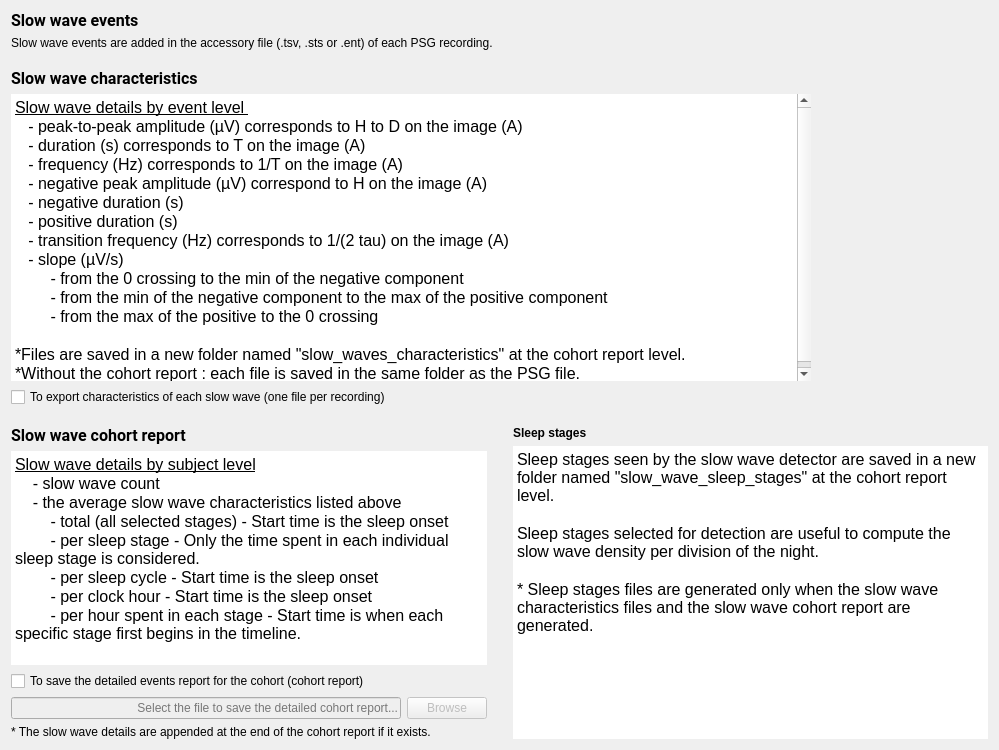
SnoozToolbox/snooz-package-ceams, file tools/CEAMSTools/SlowWaveDetection/SSWDSaveFiles/Ui_SSWDSaveFiles.ui: the form before one commit.
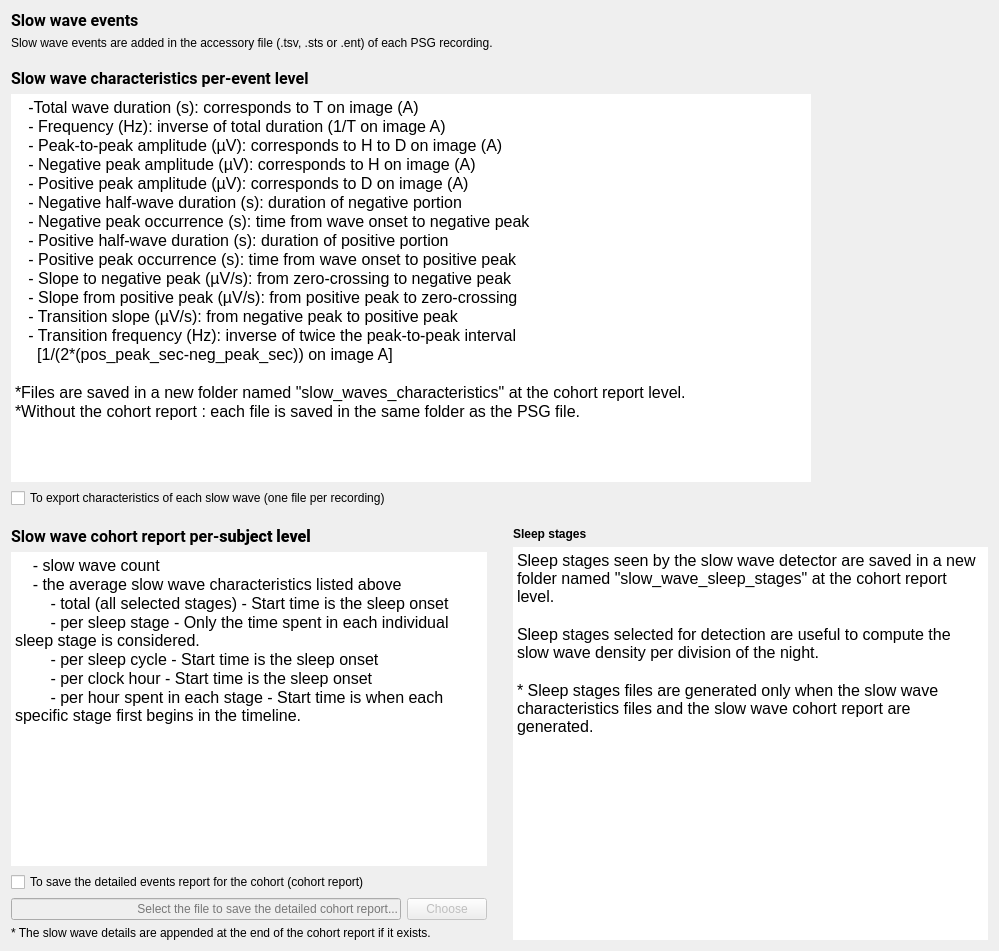
The form after the commit.

Commit message: Add per-event characteristics documentation files for slow wave and spindle reports

```diff
--- a/tools/CEAMSTools/SlowWaveDetection/SSWDSaveFiles/Ui_SSWDSaveFiles.ui
+++ b/tools/CEAMSTools/SlowWaveDetection/SSWDSaveFiles/Ui_SSWDSaveFiles.ui
@@ -7,7 +7,7 @@
     <x>0</x>
     <y>0</y>
     <width>999</width>
-    <height>750</height>
+    <height>951</height>
    </rect>
   </property>
   <property name="minimumSize">
@@ -90,7 +90,7 @@
       </font>
      </property>
      <property name="text">
-      <string>&lt;html&gt;&lt;head/&gt;&lt;body&gt;&lt;p&gt;&lt;span style=&quot; font-weight:600;&quot;&gt;Slow wave characteristics&lt;/span&gt;&lt;/p&gt;&lt;/body&gt;&lt;/html&gt;</string>
+      <string>&lt;html&gt;&lt;head/&gt;&lt;body&gt;&lt;p&gt;&lt;span style=&quot; font-weight:600;&quot;&gt;Slow wave characteristics per-event level&lt;/span&gt;&lt;/p&gt;&lt;/body&gt;&lt;/html&gt;</string>
      </property>
     </widget>
    </item>
@@ -132,18 +132,20 @@
 li.unchecked::marker { content: &quot;\2610&quot;; }
 li.checked::marker { content: &quot;\2612&quot;; }
 &lt;/style&gt;&lt;/head&gt;&lt;body style=&quot; font-family:'Roboto'; font-size:12pt; font-weight:400; font-style:normal;&quot;&gt;
-&lt;p style=&quot; margin-top:0px; margin-bottom:0px; margin-left:0px; margin-right:0px; -qt-block-indent:0; text-indent:0px;&quot;&gt;&lt;span style=&quot; text-decoration: underline;&quot;&gt;Slow wave details by event level &lt;/span&gt;&lt;/p&gt;
-&lt;p style=&quot; margin-top:0px; margin-bottom:0px; margin-left:0px; margin-right:0px; -qt-block-indent:0; text-indent:0px;&quot;&gt;   - &lt;span style=&quot; color:#000000;&quot;&gt;peak-to-peak amplitude (µV) corresponds to H to D on the image (A)&lt;/span&gt;&lt;/p&gt;
-&lt;p style=&quot; margin-top:0px; margin-bottom:0px; margin-left:0px; margin-right:0px; -qt-block-indent:0; text-indent:0px;&quot;&gt;   - duration (s) corresponds to T &lt;span style=&quot; color:#000000;&quot;&gt;on the image (A)&lt;/span&gt;&lt;/p&gt;
-&lt;p style=&quot; margin-top:0px; margin-bottom:0px; margin-left:0px; margin-right:0px; -qt-block-indent:0; text-indent:0px;&quot;&gt;   - frequency (Hz) corresponds to 1/T &lt;span style=&quot; color:#000000;&quot;&gt;on the image (A)&lt;/span&gt;&lt;/p&gt;
-&lt;p style=&quot; margin-top:0px; margin-bottom:0px; margin-left:0px; margin-right:0px; -qt-block-indent:0; text-indent:0px;&quot;&gt;   - &lt;span style=&quot; font-family:'Arial','sans-serif'; color:#000000; background-color:transparent;&quot;&gt;negative peak amplitude &lt;/span&gt;&lt;span style=&quot; color:#000000;&quot;&gt;(µV) correspond to H on the image (A)&lt;/span&gt;&lt;/p&gt;
-&lt;p style=&quot; margin-top:0px; margin-bottom:0px; margin-left:0px; margin-right:0px; -qt-block-indent:0; text-indent:0px;&quot;&gt;&lt;span style=&quot; color:#000000;&quot;&gt;   - &lt;/span&gt;&lt;a name=&quot;docs-internal-guid-7597fb9e-7fff-dd5c-4478-b33f09691339&quot;&gt;&lt;/a&gt;&lt;span style=&quot; font-family:'Arial','sans-serif'; color:#000000; background-color:transparent;&quot;&gt;n&lt;/span&gt;&lt;span style=&quot; font-family:'Arial','sans-serif'; color:#000000; background-color:transparent;&quot;&gt;egative duration (s) &lt;/span&gt;&lt;/p&gt;
-&lt;p style=&quot; margin-top:0px; margin-bottom:0px; margin-left:0px; margin-right:0px; -qt-block-indent:0; text-indent:0px;&quot;&gt;&lt;span style=&quot; font-family:'Arial','sans-serif'; color:#000000; background-color:transparent;&quot;&gt;   - &lt;/span&gt;&lt;a name=&quot;docs-internal-guid-f6ea236d-7fff-1fb4-6202-3e00854b0b90&quot;&gt;&lt;/a&gt;&lt;span style=&quot; font-family:'Arial','sans-serif'; color:#000000; background-color:transparent;&quot;&gt;p&lt;/span&gt;&lt;span style=&quot; font-family:'Arial','sans-serif'; color:#000000; background-color:transparent;&quot;&gt;ositive duration (s)&lt;/span&gt;&lt;/p&gt;
-&lt;p style=&quot; margin-top:0px; margin-bottom:0px; margin-left:0px; margin-right:0px; -qt-block-indent:0; text-indent:0px;&quot;&gt;&lt;span style=&quot; color:#000000;&quot;&gt;   - transition frequency (Hz) corresponds to 1/(2 tau) on the image (A)&lt;/span&gt;&lt;/p&gt;
-&lt;p style=&quot; margin-top:0px; margin-bottom:0px; margin-left:0px; margin-right:0px; -qt-block-indent:0; text-indent:0px;&quot;&gt;&lt;span style=&quot; color:#000000;&quot;&gt;   - slope (µV/s)&lt;/span&gt;&lt;/p&gt;
-&lt;p style=&quot; margin-top:0px; margin-bottom:0px; margin-left:0px; margin-right:0px; -qt-block-indent:0; text-indent:0px;&quot;&gt;&lt;span style=&quot; color:#000000;&quot;&gt;        - from the 0 crossing to the min of the negative component&lt;/span&gt;&lt;/p&gt;
-&lt;p style=&quot; margin-top:0px; margin-bottom:0px; margin-left:0px; margin-right:0px; -qt-block-indent:0; text-indent:0px;&quot;&gt;&lt;span style=&quot; color:#000000;&quot;&gt;        - from the min of the negative component to the max of the positive component&lt;/span&gt;&lt;/p&gt;
-&lt;p style=&quot; margin-top:0px; margin-bottom:0px; margin-left:0px; margin-right:0px; -qt-block-indent:0; text-indent:0px;&quot;&gt;&lt;span style=&quot; color:#000000;&quot;&gt;        - from the max of the positive to the 0 crossing&lt;/span&gt;&lt;/p&gt;
+&lt;p style=&quot; margin-top:0px; margin-bottom:0px; margin-left:0px; margin-right:0px; -qt-block-indent:0; text-indent:0px;&quot;&gt;   -Total wave duration (s): corresponds to T on image (A)&lt;/p&gt;
+&lt;p style=&quot; margin-top:0px; margin-bottom:0px; margin-left:0px; margin-right:0px; -qt-block-indent:0; text-indent:0px;&quot;&gt;   - Frequency (Hz): inverse of total duration (1/T on image A)&lt;/p&gt;
+&lt;p style=&quot; margin-top:0px; margin-bottom:0px; margin-left:0px; margin-right:0px; -qt-block-indent:0; text-indent:0px;&quot;&gt;   - Peak-to-peak amplitude (µV): corresponds to H to D on image (A)&lt;/p&gt;
+&lt;p style=&quot; margin-top:0px; margin-bottom:0px; margin-left:0px; margin-right:0px; -qt-block-indent:0; text-indent:0px;&quot;&gt;   - Negative peak amplitude (µV): corresponds to H on image (A)&lt;/p&gt;
+&lt;p style=&quot; margin-top:0px; margin-bottom:0px; margin-left:0px; margin-right:0px; -qt-block-indent:0; text-indent:0px;&quot;&gt;   - Positive peak amplitude (µV): corresponds to D on image (A)&lt;/p&gt;
+&lt;p style=&quot; margin-top:0px; margin-bottom:0px; margin-left:0px; margin-right:0px; -qt-block-indent:0; text-indent:0px;&quot;&gt;   - Negative half-wave duration (s): duration of negative portion&lt;/p&gt;
+&lt;p style=&quot; margin-top:0px; margin-bottom:0px; margin-left:0px; margin-right:0px; -qt-block-indent:0; text-indent:0px;&quot;&gt;   - Negative peak occurrence (s): time from wave onset to negative peak&lt;/p&gt;
+&lt;p style=&quot; margin-top:0px; margin-bottom:0px; margin-left:0px; margin-right:0px; -qt-block-indent:0; text-indent:0px;&quot;&gt;   - Positive half-wave duration (s): duration of positive portion&lt;/p&gt;
+&lt;p style=&quot; margin-top:0px; margin-bottom:0px; margin-left:0px; margin-right:0px; -qt-block-indent:0; text-indent:0px;&quot;&gt;   - Positive peak occurrence (s): time from wave onset to positive peak&lt;/p&gt;
+&lt;p style=&quot; margin-top:0px; margin-bottom:0px; margin-left:0px; margin-right:0px; -qt-block-indent:0; text-indent:0px;&quot;&gt;   - Slope to negative peak (µV/s): from zero-crossing to negative peak&lt;/p&gt;
+&lt;p style=&quot; margin-top:0px; margin-bottom:0px; margin-left:0px; margin-right:0px; -qt-block-indent:0; text-indent:0px;&quot;&gt;   - Slope from positive peak (µV/s): from positive peak to zero-crossing&lt;/p&gt;
+&lt;p style=&quot; margin-top:0px; margin-bottom:0px; margin-left:0px; margin-right:0px; -qt-block-indent:0; text-indent:0px;&quot;&gt;   - Transition slope (µV/s): from negative peak to positive peak&lt;/p&gt;
+&lt;p style=&quot; margin-top:0px; margin-bottom:0px; margin-left:0px; margin-right:0px; -qt-block-indent:0; text-indent:0px;&quot;&gt;   - Transition frequency (Hz): inverse of twice the peak-to-peak interval &lt;/p&gt;
+&lt;p style=&quot; margin-top:0px; margin-bottom:0px; margin-left:0px; margin-right:0px; -qt-block-indent:0; text-indent:0px;&quot;&gt;     [1/(2*(pos_peak_sec-neg_peak_sec)) on image A]&lt;/p&gt;
 &lt;p style=&quot;-qt-paragraph-type:empty; margin-top:0px; margin-bottom:0px; margin-left:0px; margin-right:0px; -qt-block-indent:0; text-indent:0px; color:#000000;&quot;&gt;&lt;br /&gt;&lt;/p&gt;
 &lt;p style=&quot; margin-top:0px; margin-bottom:0px; margin-left:0px; margin-right:0px; -qt-block-indent:0; text-indent:0px;&quot;&gt;&lt;span style=&quot; color:#000000;&quot;&gt;*Files are saved in a new folder named &amp;quot;slow_waves_characteristics&amp;quot; at the cohort report level.&lt;/span&gt;&lt;/p&gt;
 &lt;p style=&quot; margin-top:0px; margin-bottom:0px; margin-left:0px; margin-right:0px; -qt-block-indent:0; text-indent:0px;&quot;&gt;&lt;span style=&quot; color:#000000;&quot;&gt;*Without the cohort report : each file is saved in the same folder as the PSG file.&lt;/span&gt;&lt;/p&gt;&lt;/body&gt;&lt;/html&gt;</string>
@@ -211,7 +213,7 @@
           </font>
          </property>
          <property name="text">
-          <string>&lt;html&gt;&lt;head/&gt;&lt;body&gt;&lt;p&gt;&lt;span style=&quot; font-weight:600;&quot;&gt;Slow wave cohort report&lt;/span&gt;&lt;/p&gt;&lt;/body&gt;&lt;/html&gt;</string>
+          <string>&lt;html&gt;&lt;head/&gt;&lt;body&gt;&lt;p&gt;&lt;span style=&quot; font-weight:600;&quot;&gt;Slow wave cohort report per-&lt;/span&gt;&lt;span style=&quot; font-weight:700;&quot;&gt;subject level&lt;/span&gt;&lt;/p&gt;&lt;/body&gt;&lt;/html&gt;</string>
          </property>
         </widget>
        </item>
@@ -249,7 +251,6 @@
 li.unchecked::marker { content: &quot;\2610&quot;; }
 li.checked::marker { content: &quot;\2612&quot;; }
 &lt;/style&gt;&lt;/head&gt;&lt;body style=&quot; font-family:'Roboto'; font-size:12pt; font-weight:400; font-style:normal;&quot;&gt;
-&lt;p style=&quot; margin-top:0px; margin-bottom:0px; margin-left:0px; margin-right:0px; -qt-block-indent:0; text-indent:0px;&quot;&gt;&lt;span style=&quot; text-decoration: underline;&quot;&gt;Slow wave details by subject level&lt;/span&gt;&lt;/p&gt;
 &lt;p style=&quot; margin-top:0px; margin-bottom:0px; margin-left:0px; margin-right:0px; -qt-block-indent:0; text-indent:0px;&quot;&gt;    - slow wave count&lt;/p&gt;
 &lt;p style=&quot; margin-top:0px; margin-bottom:0px; margin-left:0px; margin-right:0px; -qt-block-indent:0; text-indent:0px;&quot;&gt;    - the average slow wave characteristics listed above&lt;/p&gt;
 &lt;p style=&quot; margin-top:0px; margin-bottom:0px; margin-left:0px; margin-right:0px; -qt-block-indent:0; text-indent:0px;&quot;&gt;        - total (all selected stages) - Start time is the sleep onset&lt;/p&gt;
@@ -322,7 +323,7 @@
             </sizepolicy>
            </property>
            <property name="text">
-            <string>Browse</string>
+            <string>Choose</string>
            </property>
           </widget>
          </item>
```
The commit also changes 6 other files.
